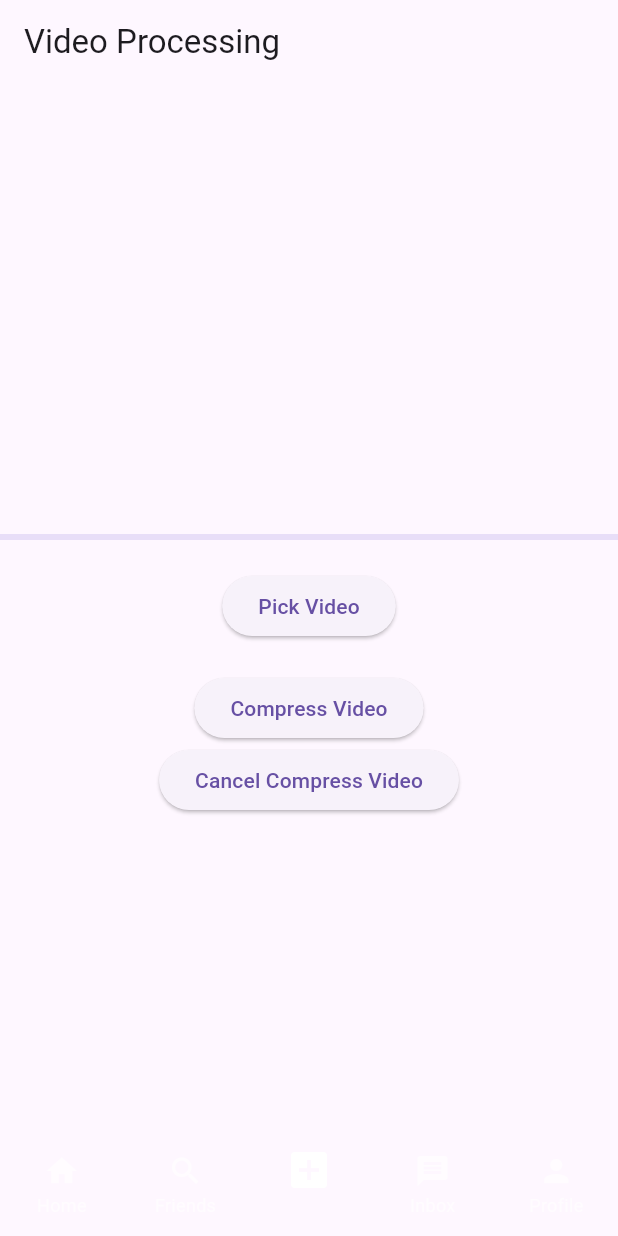
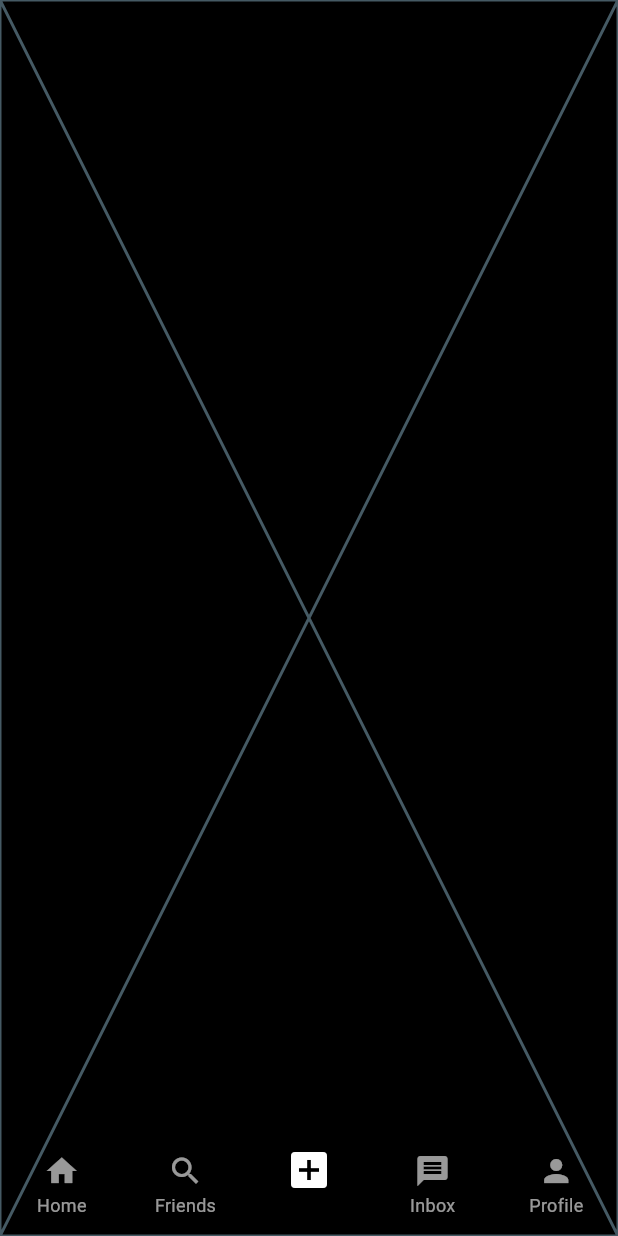
Before and after one commit to ThearyCoding/feed-app, a Flutter app: the screen it shows after launch, item 3 of the bottom bar chosen, on a phone screen of 412 x 824 dp. Run offline on Flutter 3.47's test engine with Material 3 defaults, Android fonts, the phone set to English and light mode, and no system bars; our stand-ins replace audio_video_progress_bar, better_player, bloc, flutter_bloc, flutter_spinkit, freezed_annotation and 4 more; missing offline and left inert: safemap, tapped.

Commit message:
command upload_video.dart and remove ffmpeg

```diff
--- a/lib/tiktok_main_page.dart
+++ b/lib/tiktok_main_page.dart
@@ -61,7 +61,7 @@ class TikTokStyleAppState extends State<TikTokStyleApp> {
                 },
               ),
               const Placeholder(),
-              const UploadVideo(),
+             const Placeholder(),
               const Placeholder(),
               const Placeholder(),
             ],
--- a/lib/upload_video.dart
+++ b/lib/upload_video.dart
@@ -1,182 +1,182 @@
-import 'dart:developer';
-import 'dart:io';
+// import 'dart:developer';
+// import 'dart:io';
 
-import 'package:ffmpeg_kit_flutter_min_gpl/ffmpeg_kit.dart';
-import 'package:ffmpeg_kit_flutter_min_gpl/ffmpeg_kit_config.dart';
-import 'package:ffmpeg_kit_flutter_min_gpl/ffprobe_kit.dart';
-import 'package:file_picker/file_picker.dart';
-import 'package:flutter/material.dart';
-import 'package:path/path.dart' as path;
-import 'package:permission_handler/permission_handler.dart';
+// import 'package:ffmpeg_kit_flutter_min_gpl/ffmpeg_kit.dart';
+// import 'package:ffmpeg_kit_flutter_min_gpl/ffmpeg_kit_config.dart';
+// import 'package:ffmpeg_kit_flutter_min_gpl/ffprobe_kit.dart';
+// import 'package:file_picker/file_picker.dart';
+// import 'package:flutter/material.dart';
+// import 'package:path/path.dart' as path;
+// import 'package:permission_handler/permission_handler.dart';
 
-class UploadVideo extends StatefulWidget {
-  const UploadVideo({super.key});
+// class UploadVideo extends StatefulWidget {
+//   const UploadVideo({super.key});
 
-  @override
-  UploadVideoState createState() => UploadVideoState();
-}
+//   @override
+//   UploadVideoState createState() => UploadVideoState();
+// }
 
-class UploadVideoState extends State<UploadVideo> {
-  String? _videoFile;
-  String? _compressedVideoPath;
-  double _videoDuration = 0.0;
-  String? videoName;
+// class UploadVideoState extends State<UploadVideo> {
+//   String? _videoFile;
+//   String? _compressedVideoPath;
+//   double _videoDuration = 0.0;
+//   String? videoName;
 
-  Future<void> _pickVideo() async {
-    try {
-      final result = await FilePicker.platform.pickFiles(type: FileType.video);
-      if (result != null && result.files.single.path != null) {
-        setState(() {
-          _videoFile = result.files.single.path;
-          videoName = result.files.single.name;
-          _compressedVideoPath = null; // Reset compressed path
-        });
+//   Future<void> _pickVideo() async {
+//     try {
+//       final result = await FilePicker.platform.pickFiles(type: FileType.video);
+//       if (result != null && result.files.single.path != null) {
+//         setState(() {
+//           _videoFile = result.files.single.path;
+//           videoName = result.files.single.name;
+//           _compressedVideoPath = null; // Reset compressed path
+//         });
 
-        // Get video duration after picking the video
-        await _getVideoDuration(_videoFile!);
-      }
-    } catch (e) {
-      log('Error picking video: $e');
-    }
-  }
+//         // Get video duration after picking the video
+//         await _getVideoDuration(_videoFile!);
+//       }
+//     } catch (e) {
+//       log('Error picking video: $e');
+//     }
+//   }
 
-  Future<void> _getVideoDuration(String videoPath) async {
-    final probeSession = await FFprobeKit.getMediaInformation(videoPath);
-    final mediaInfo = probeSession.getMediaInformation();
-    if (mediaInfo != null) {
-      final duration = double.tryParse(mediaInfo.getDuration() ?? "0") ?? 0.0;
-      setState(() {
-        _videoDuration = duration;
-      });
-      log("Video duration: $_videoDuration seconds");
-    } else {
-      log("Could not retrieve video duration.");
-    }
-  }
+//   Future<void> _getVideoDuration(String videoPath) async {
+//     final probeSession = await FFprobeKit.getMediaInformation(videoPath);
+//     final mediaInfo = probeSession.getMediaInformation();
+//     if (mediaInfo != null) {
+//       final duration = double.tryParse(mediaInfo.getDuration() ?? "0") ?? 0.0;
+//       setState(() {
+//         _videoDuration = duration;
+//       });
+//       log("Video duration: $_videoDuration seconds");
+//     } else {
+//       log("Could not retrieve video duration.");
+//     }
+//   }
 
 
 
-  double _combinedProgress = 0.0; // New combined progress variable
+//   double _combinedProgress = 0.0; // New combined progress variable
 
-// Update the compression method to adjust combined progress.
-Future<void> _compressVideo() async {
-  if (_videoFile == null || _videoDuration == 0.0) return;
+// // Update the compression method to adjust combined progress.
+// Future<void> _compressVideo() async {
+//   if (_videoFile == null || _videoDuration == 0.0) return;
 
-  String inputPath = _videoFile!;
-   await Permission.storage.request();
+//   String inputPath = _videoFile!;
+//    await Permission.storage.request();
 
 
-  // Define output path
-  final Directory downloadsDir = Directory('/storage/emulated/0/Download');
-  if (!await downloadsDir.exists()) {
-    await downloadsDir.create(recursive: true);
-  }
+//   // Define output path
+//   final Directory downloadsDir = Directory('/storage/emulated/0/Download');
+//   if (!await downloadsDir.exists()) {
+//     await downloadsDir.create(recursive: true);
+//   }
 
-  final originalFileName = path.basenameWithoutExtension(inputPath);
-  final originalExtension = path.extension(inputPath);
-  final String outputPath =
-      '${downloadsDir.path}/${originalFileName}_compress$originalExtension';
+//   final originalFileName = path.basenameWithoutExtension(inputPath);
+//   final originalExtension = path.extension(inputPath);
+//   final String outputPath =
+//       '${downloadsDir.path}/${originalFileName}_compress$originalExtension';
 
-  // FFmpeg command for compression
-  String ffmpegCommand = '-i "$inputPath" '
-      '-t 60 '
-      '-vcodec libx264 '
-      '-crf 28 '
-      '-preset slower '
-      '-acodec aac '
-      '-b:a 48k '
-      '-b:v 250k '
-      '-vf scale=trunc(iw/2)*2:trunc(ih/2)*2 '
-      '-movflags +faststart '
-      '-y "$outputPath"';
+//   // FFmpeg command for compression
+//   String ffmpegCommand = '-i "$inputPath" '
+//       '-t 60 '
+//       '-vcodec libx264 '
+//       '-crf 28 '
+//       '-preset slower '
+//       '-acodec aac '
+//       '-b:a 48k '
+//       '-b:v 250k '
+//       '-vf scale=trunc(iw/2)*2:trunc(ih/2)*2 '
+//       '-movflags +faststart '
+//       '-y "$outputPath"';
 
-  // Compression progress tracking
-  FFmpegKitConfig.enableStatisticsCallback((statistics) {
-    final double currentTime = statistics.getTime().toDouble() / 1000;
-    final double compressionProgress = currentTime / _videoDuration * 0.5; // Compression is 50%
-    setState(() {
-      _combinedProgress = compressionProgress;
-    });
-    log("Combined Progress (Compression): ${(_combinedProgress * 100).toStringAsFixed(2)}%");
-  });
+//   // Compression progress tracking
+//   FFmpegKitConfig.enableStatisticsCallback((statistics) {
+//     final double currentTime = statistics.getTime().toDouble() / 1000;
+//     final double compressionProgress = currentTime / _videoDuration * 0.5; // Compression is 50%
+//     setState(() {
+//       _combinedProgress = compressionProgress;
+//     });
+//     log("Combined Progress (Compression): ${(_combinedProgress * 100).toStringAsFixed(2)}%");
+//   });
 
-  await FFmpegKit.executeAsync(
-    ffmpegCommand,
-    (session) async {
-      final returnCode = await session.getReturnCode();
-      if (returnCode!.isValueSuccess()) {
-        log("Compression completed successfully");
-        setState(() {
-          _combinedProgress = 0.5; // Compression complete, 50%
-        });
-        // Start upload after compression
-       // await _uploadToFirebase(outputPath);
-      } else {
-        log("Compression failed with return code $returnCode");
-      }
-    },
-    (log) => debugPrint('FFmpeg log: ${log.getMessage()}'),
-  );
-}
+//   await FFmpegKit.executeAsync(
+//     ffmpegCommand,
+//     (session) async {
+//       final returnCode = await session.getReturnCode();
+//       if (returnCode!.isValueSuccess()) {
+//         log("Compression completed successfully");
+//         setState(() {
+//           _combinedProgress = 0.5; // Compression complete, 50%
+//         });
+//         // Start upload after compression
+//        // await _uploadToFirebase(outputPath);
+//       } else {
+//         log("Compression failed with return code $returnCode");
+//       }
+//     },
+//     (log) => debugPrint('FFmpeg log: ${log.getMessage()}'),
+//   );
+// }
 
-// Future<void> _uploadToFirebase(String filePath) async {
-//   try {
-//     final File file = File(filePath);
-//     final Reference storageRef = FirebaseStorage.instance
-//         .ref()
-//         .child("uploads/${path.basename(filePath)}");
+// // Future<void> _uploadToFirebase(String filePath) async {
+// //   try {
+// //     final File file = File(filePath);
+// //     final Reference storageRef = FirebaseStorage.instance
+// //         .ref()
+// //         .child("uploads/${path.basename(filePath)}");
 
-//     final UploadTask uploadTask = storageRef.putFile(file);
+// //     final UploadTask uploadTask = storageRef.putFile(file);
 
-//     uploadTask.snapshotEvents.listen((TaskSnapshot snapshot) {
-//       final double uploadProgress =
-//           snapshot.bytesTransferred / snapshot.totalBytes * 0.5; // Upload 50%
-//       setState(() {
-//         _combinedProgress = 0.5 + uploadProgress; // Combine progress
-//       });
-//       log("Combined Progress (Upload): ${(_combinedProgress * 100).toStringAsFixed(2)}%");
-//     });
+// //     uploadTask.snapshotEvents.listen((TaskSnapshot snapshot) {
+// //       final double uploadProgress =
+// //           snapshot.bytesTransferred / snapshot.totalBytes * 0.5; // Upload 50%
+// //       setState(() {
+// //         _combinedProgress = 0.5 + uploadProgress; // Combine progress
+// //       });
+// //       log("Combined Progress (Upload): ${(_combinedProgress * 100).toStringAsFixed(2)}%");
+// //     });
 
-//     await uploadTask.whenComplete(() => log("Upload completed successfully"));
-//   } catch (e) {
-//     log("Error uploading to Firebase: $e");
+// //     await uploadTask.whenComplete(() => log("Upload completed successfully"));
+// //   } catch (e) {
+// //     log("Error uploading to Firebase: $e");
+// //   }
+// // }
+
+
+//   @override
+//   Widget build(BuildContext context) {
+//     return Scaffold(
+//       appBar: AppBar(title: const Text('Video Processing')),
+//       body: Center(
+//         child: SingleChildScrollView(
+//           child: Column(
+//             mainAxisAlignment: MainAxisAlignment.center,
+//             children: [
+//               if (_compressedVideoPath != null)
+//                 Text('Compressed Video: $_compressedVideoPath'),
+//               const SizedBox(height: 20),
+//               LinearProgressIndicator(value: _combinedProgress),
+//               const SizedBox(height: 20),
+//               ElevatedButton(
+//                 onPressed: _pickVideo,
+//                 child: const Text('Pick Video'),
+//               ),
+//               const SizedBox(height: 20),
+//               ElevatedButton(
+//                 onPressed: _compressVideo,
+//                 child: const Text('Compress Video'),
+//               ),
+//               ElevatedButton(
+//                 onPressed: () async {
+//                   await FFmpegKit.cancel();
+//                 },
+//                 child: const Text('Cancel Compress Video'),
+//               ),
+//             ],
+//           ),
+//         ),
+//       ),
+//     );
 //   }
 // }
-
-
-  @override
-  Widget build(BuildContext context) {
-    return Scaffold(
-      appBar: AppBar(title: const Text('Video Processing')),
-      body: Center(
-        child: SingleChildScrollView(
-          child: Column(
-            mainAxisAlignment: MainAxisAlignment.center,
-            children: [
-              if (_compressedVideoPath != null)
-                Text('Compressed Video: $_compressedVideoPath'),
-              const SizedBox(height: 20),
-              LinearProgressIndicator(value: _combinedProgress),
-              const SizedBox(height: 20),
-              ElevatedButton(
-                onPressed: _pickVideo,
-                child: const Text('Pick Video'),
-              ),
-              const SizedBox(height: 20),
-              ElevatedButton(
-                onPressed: _compressVideo,
-                child: const Text('Compress Video'),
-              ),
-              ElevatedButton(
-                onPressed: () async {
-                  await FFmpegKit.cancel();
-                },
-                child: const Text('Cancel Compress Video'),
-              ),
-            ],
-          ),
-        ),
-      ),
-    );
-  }
-}
--- a/pubspec.yaml
+++ b/pubspec.yaml
@@ -42,7 +42,7 @@ dependencies:
   preload_page_view: ^0.2.0
   audio_video_progress_bar: ^2.0.3
   permission_handler: ^11.3.1
-  ffmpeg_kit_flutter_min_gpl: ^6.0.3
+  # ffmpeg_kit_flutter_min_gpl: ^6.0.3
   file_picker: ^8.1.3
   tapped: ^2.0.0
   safemap: ^2.1.0
```
Also changed, not shown: pubspec.lock.
